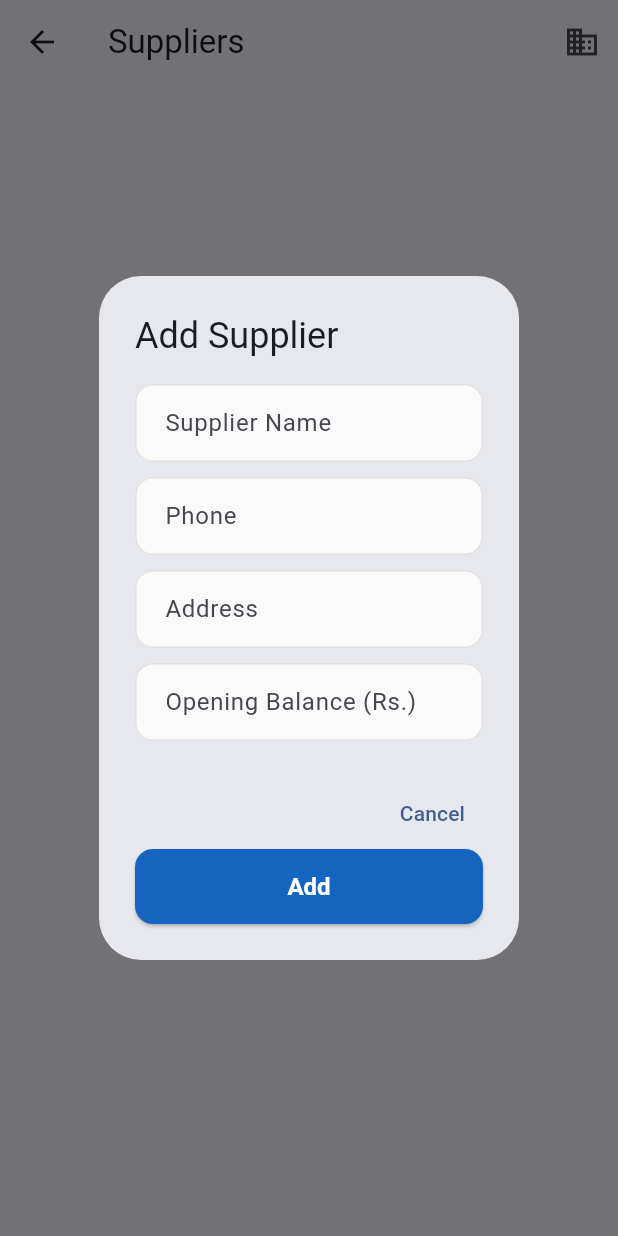
After one commit to zuraiz-01/digi_khata, a Flutter app: the SupplierScreen screen opened by its route, after a tap on the "business" icon, on a phone screen of 412 x 824 dp. The commit adds this screen. Run offline on Flutter 3.47's test engine with Material 3 defaults, Android fonts, the phone set to English and light mode, and no system bars; our stand-ins replace cloud_firestore, firebase_auth, firebase_core; accounts and stored records are empty.

Commit message:
feat: add suppliers management backend

```diff
--- a/lib/main.dart
+++ b/lib/main.dart
@@ -5,11 +5,13 @@ import 'providers/auth_provider.dart';
 import 'providers/business_provider.dart';
 import 'providers/staff_provider.dart';
 import 'providers/customer_provider.dart';
+import 'providers/supplier_provider.dart';
 import 'screens/login_screen.dart';
 import 'screens/signup_screen.dart';
 import 'screens/business_setup_screen.dart';
 import 'screens/staff_screen.dart';
 import 'screens/customer_screen.dart';
+import 'screens/supplier_screen.dart';
 import 'screens/dashboard_screen.dart';
 
 void main() async {
@@ -22,6 +24,7 @@ void main() async {
         ChangeNotifierProvider(create: (_) => BusinessProvider()),
         ChangeNotifierProvider(create: (_) => StaffProvider()),
         ChangeNotifierProvider(create: (_) => CustomerProvider()),
+        ChangeNotifierProvider(create: (_) => SupplierProvider()),
       ],
       child: const DigiKhataApp(),
     ),
@@ -84,6 +87,7 @@ class DigiKhataApp extends StatelessWidget {
         '/business-setup': (context) => const BusinessSetupScreen(),
         '/staff': (context) => const StaffScreen(),
         '/customers': (context) => const CustomerScreen(),
+        '/suppliers': (context) => const SupplierScreen(),
         '/dashboard': (context) => const DashboardScreen(),
       },
       home: Consumer<AppAuthProvider>(
--- /dev/null
+++ b/lib/models/supplier_model.dart
@@ -0,0 +1,47 @@
+class Supplier {
+  final String id;
+  final String businessId;
+  final String name;
+  final String phone;
+  final String address;
+  final double openingBalance;
+  final double totalPayable;
+  final DateTime createdAt;
+
+  Supplier({
+    required this.id,
+    required this.businessId,
+    required this.name,
+    this.phone = '',
+    this.address = '',
+    this.openingBalance = 0,
+    this.totalPayable = 0,
+    required this.createdAt,
+  });
+
+  Map<String, dynamic> toMap() {
+    return {
+      'id': id,
+      'businessId': businessId,
+      'name': name,
+      'phone': phone,
+      'address': address,
+      'openingBalance': openingBalance,
+      'totalPayable': totalPayable,
+      'createdAt': createdAt,
+    };
+  }
+
+  factory Supplier.fromMap(Map<String, dynamic> map) {
+    return Supplier(
+      id: map['id'] ?? '',
+      businessId: map['businessId'] ?? '',
+      name: map['name'] ?? '',
+      phone: map['phone'] ?? '',
+      address: map['address'] ?? '',
+      openingBalance: (map['openingBalance'] ?? 0).toDouble(),
+      totalPayable: (map['totalPayable'] ?? 0).toDouble(),
+      createdAt: (map['createdAt'] as dynamic)?.toDate() ?? DateTime.now(),
+    );
+  }
+}
--- /dev/null
+++ b/lib/providers/supplier_provider.dart
@@ -0,0 +1,56 @@
+import 'package:flutter/material.dart';
+import 'package:cloud_firestore/cloud_firestore.dart';
+import '../models/supplier_model.dart';
+
+class SupplierProvider extends ChangeNotifier {
+  final FirebaseFirestore _firestore = FirebaseFirestore.instance;
+
+  List<Supplier> _suppliers = [];
+  bool _isLoading = false;
+
+  List<Supplier> get suppliers => _suppliers;
+  bool get isLoading => _isLoading;
+
+  Future<void> loadSuppliers(String businessId) async {
+    _isLoading = true;
+    notifyListeners();
+
+    final snapshot = await _firestore
+        .collection('businesses')
+        .doc(businessId)
+        .collection('suppliers')
+        .orderBy('createdAt', descending: true)
+        .get();
+
+    _suppliers = snapshot.docs.map((doc) => Supplier.fromMap(doc.data())).toList();
+    _isLoading = false;
+    notifyListeners();
+  }
+
+  Future<void> addSupplier({
+    required String businessId,
+    required String name,
+    String phone = '',
+    String address = '',
+    double openingBalance = 0,
+  }) async {
+    final docRef = _firestore
+        .collection('businesses')
+        .doc(businessId)
+        .collection('suppliers')
+        .doc();
+
+    final supplier = Supplier(
+      id: docRef.id,
+      businessId: businessId,
+      name: name,
+      phone: phone,
+      address: address,
+      openingBalance: openingBalance,
+      createdAt: DateTime.now(),
+    );
+    await docRef.set(supplier.toMap());
+    _suppliers.insert(0, supplier);
+    notifyListeners();
+  }
+}
--- a/lib/screens/dashboard_screen.dart
+++ b/lib/screens/dashboard_screen.dart
@@ -223,6 +223,7 @@ class _DashboardScreenState extends State<DashboardScreen> {
         currentIndex: 0,
             onTap: (index) {
               if (index == 1) Navigator.pushNamed(context, '/customers');
+              if (index == 2) Navigator.pushNamed(context, '/suppliers');
             },
         items: const [
           BottomNavigationBarItem(icon: Icon(Icons.home_rounded), label: 'Home'),
@@ -323,6 +324,7 @@ class _QuickActionsSection extends StatelessWidget {
               label: 'Add Supplier',
               icon: Icons.business,
               color: Colors.purple,
+              onTap: () => Navigator.pushNamed(context, '/suppliers'),
             ),
             QuickActionCard(
               label: 'Cash In',
--- /dev/null
+++ b/lib/screens/supplier_screen.dart
@@ -0,0 +1,118 @@
+import 'package:flutter/material.dart';
+import 'package:provider/provider.dart';
+import '../providers/business_provider.dart';
+import '../providers/supplier_provider.dart';
+import '../widgets/custom_text_field.dart';
+
+class SupplierScreen extends StatefulWidget {
+  const SupplierScreen({super.key});
+
+  @override
+  State<SupplierScreen> createState() => _SupplierScreenState();
+}
+
+class _SupplierScreenState extends State<SupplierScreen> {
+  @override
+  void initState() {
+    super.initState();
+    _load();
+  }
+
+  void _load() {
+    final bp = context.read<BusinessProvider>();
+    if (bp.currentBusiness != null) {
+      context.read<SupplierProvider>().loadSuppliers(bp.currentBusiness!.id);
+    }
+  }
+
+  void _showAddDialog() {
+    final nameCtl = TextEditingController();
+    final phoneCtl = TextEditingController();
+    final addressCtl = TextEditingController();
+    final balanceCtl = TextEditingController();
+
+    showDialog(
+      context: context,
+      builder: (ctx) => AlertDialog(
+        title: const Text('Add Supplier'),
+        content: SingleChildScrollView(
+          child: Column(
+            mainAxisSize: MainAxisSize.min,
+            children: [
+              CustomTextField(controller: nameCtl, label: 'Supplier Name'),
+              const SizedBox(height: 10),
+              CustomTextField(controller: phoneCtl, label: 'Phone', keyboardType: TextInputType.phone),
+              const SizedBox(height: 10),
+              CustomTextField(controller: addressCtl, label: 'Address'),
+              const SizedBox(height: 10),
+              CustomTextField(
+                controller: balanceCtl,
+                label: 'Opening Balance (Rs.)',
+                keyboardType: TextInputType.number,
+              ),
+            ],
+          ),
+        ),
+        actions: [
+          TextButton(onPressed: () => Navigator.pop(ctx), child: const Text('Cancel')),
+          ElevatedButton(
+            onPressed: () async {
+              if (nameCtl.text.trim().isEmpty) return;
+              final bp = context.read<BusinessProvider>();
+              await context.read<SupplierProvider>().addSupplier(
+                    businessId: bp.currentBusiness!.id,
+                    name: nameCtl.text.trim(),
+                    phone: phoneCtl.text.trim(),
+                    address: addressCtl.text.trim(),
+                    openingBalance: double.tryParse(balanceCtl.text.trim()) ?? 0,
+                  );
+              if (ctx.mounted) Navigator.pop(ctx);
+            },
+            child: const Text('Add'),
+          ),
+        ],
+      ),
+    );
+  }
+
+  @override
+  Widget build(BuildContext context) {
+    final sp = context.watch<SupplierProvider>();
+
+    return Scaffold(
+      appBar: AppBar(
+        title: const Text('Suppliers'),
+        actions: [
+          IconButton(icon: const Icon(Icons.business), onPressed: _showAddDialog),
+        ],
+      ),
+      body: sp.isLoading
+          ? const Center(child: CircularProgressIndicator())
+          : sp.suppliers.isEmpty
+              ? const Center(child: Text('No suppliers yet'))
+              : ListView.builder(
+                  padding: const EdgeInsets.all(16),
+                  itemCount: sp.suppliers.length,
+                  itemBuilder: (context, index) {
+                    final s = sp.suppliers[index];
+                    return Card(
+                      child: ListTile(
+                        leading: CircleAvatar(
+                          backgroundColor: Colors.purple.withValues(alpha: 0.1),
+                          child: Text(s.name[0].toUpperCase(), style: const TextStyle(color: Colors.purple)),
+                        ),
+                        title: Text(s.name),
+                        subtitle: Text(s.phone.isNotEmpty ? s.phone : 'No phone'),
+                        trailing: s.totalPayable > 0
+                            ? Text(
+                                'Rs. ${s.totalPayable.toStringAsFixed(0)}',
+                                style: const TextStyle(fontWeight: FontWeight.bold, color: Colors.red),
+                              )
+                            : null,
+                      ),
+                    );
+                  },
+                ),
+    );
+  }
+}
```
